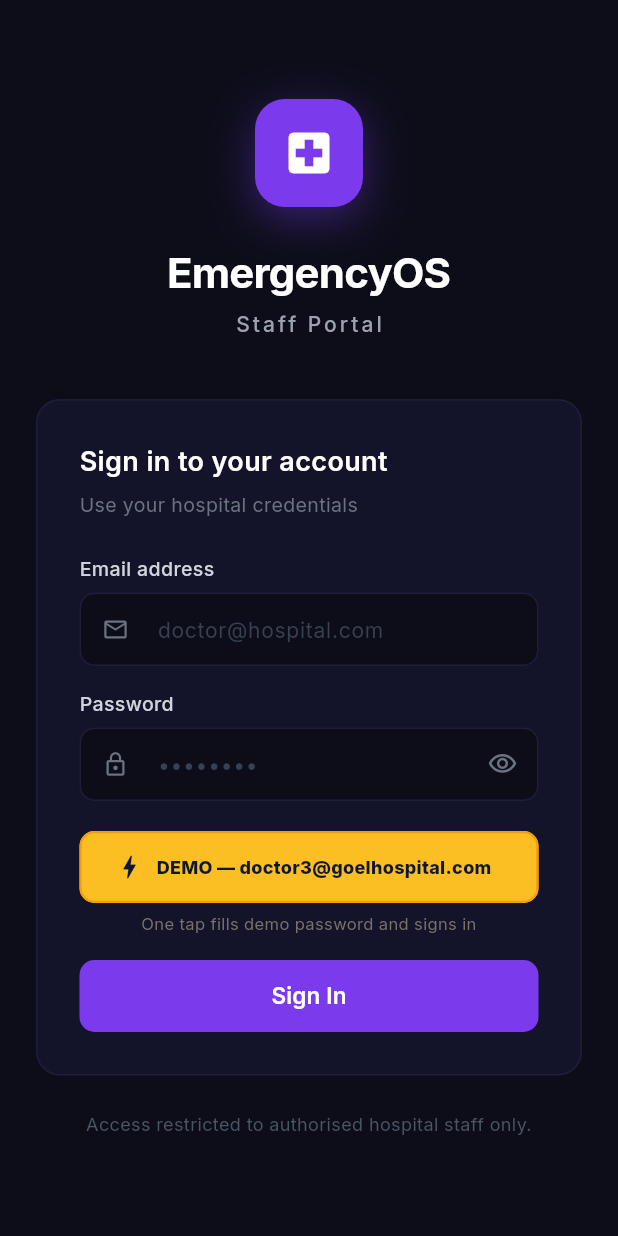
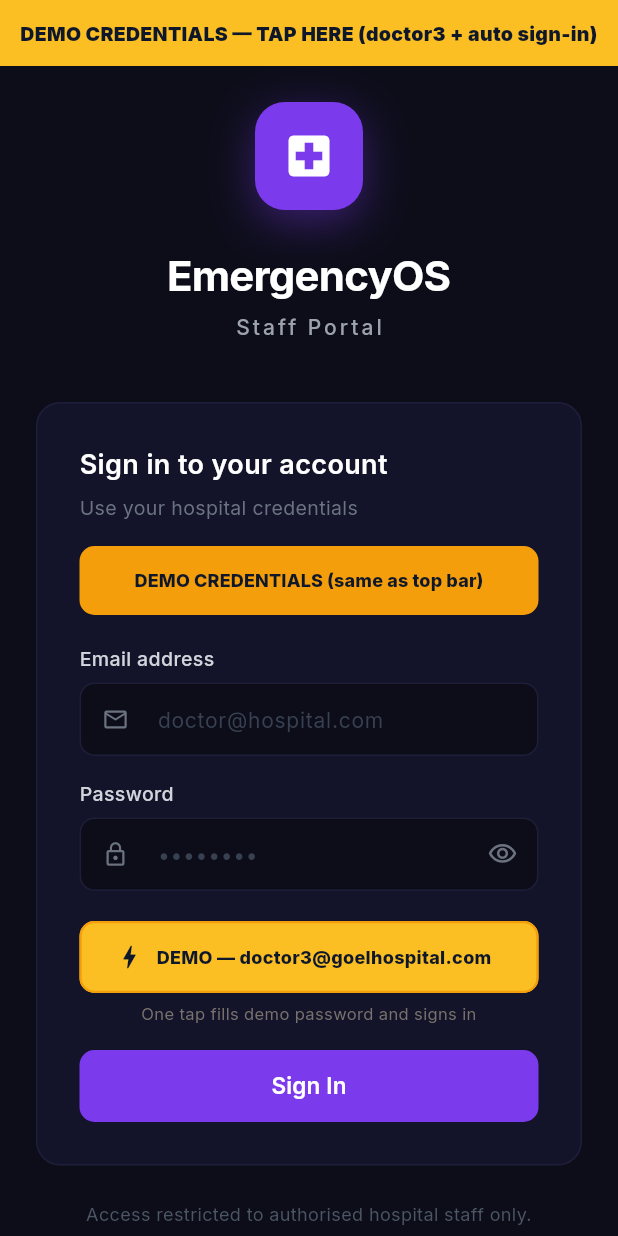
Before and after one commit to shikhar1809/emergencyOS_InnotionX, a Flutter app: the screen it shows after launch, on a phone screen of 412 x 824 dp. Run offline on Flutter 3.47's test engine with Material 3 defaults, Android fonts, the phone set to English and light mode, and no system bars; our stand-ins replace cloud_firestore, firebase_auth, firebase_core, google_fonts; missing offline and left inert: dart:html; accounts and stored records are empty; statements that could not run were skipped.

Commit message:
Staff + admin: impossible-to-miss demo credentials on auth
Made-with: Cursor

```diff
--- a/staff_app/lib/screens/login_screen.dart
+++ b/staff_app/lib/screens/login_screen.dart
@@ -81,7 +81,32 @@ class _LoginScreenState extends State<LoginScreen> {
   Widget build(BuildContext context) {
     return Scaffold(
       backgroundColor: const Color(0xFF0d0d1a),
-      body: Center(
+      body: Column(
+        crossAxisAlignment: CrossAxisAlignment.stretch,
+        children: [
+          // Always visible: users were missing the in-card demo button (scroll / session / cache).
+          Material(
+            color: const Color(0xFFfbbf24),
+            child: InkWell(
+              onTap: _loading ? null : _useDemoAndSignIn,
+              child: Padding(
+                padding: const EdgeInsets.symmetric(vertical: 14, horizontal: 12),
+                child: Text(
+                  'DEMO CREDENTIALS — TAP HERE (doctor3 + auto sign-in)',
+                  textAlign: TextAlign.center,
+                  style: GoogleFonts.inter(
+                    fontWeight: FontWeight.w900,
+                    fontSize: 13,
+                    height: 1.25,
+                    color: const Color(0xFF0f172a),
+                    letterSpacing: 0.2,
+                  ),
+                ),
+              ),
+            ),
+          ),
+          Expanded(
+            child: Center(
               child: SingleChildScrollView(
                 padding: const EdgeInsets.all(24),
                 child: ConstrainedBox(
@@ -157,7 +182,31 @@ class _LoginScreenState extends State<LoginScreen> {
                             color: const Color(0xFF6b7280),
                           ),
                         ),
-                        const SizedBox(height: 24),
+                        const SizedBox(height: 16),
+
+                        // In-card duplicate (same action as yellow bar)
+                        SizedBox(
+                          height: 46,
+                          child: FilledButton(
+                            onPressed: _loading ? null : _useDemoAndSignIn,
+                            style: FilledButton.styleFrom(
+                              backgroundColor: const Color(0xFFf59e0b),
+                              foregroundColor: const Color(0xFF0f172a),
+                              disabledBackgroundColor: const Color(0xFF713f12),
+                              shape: RoundedRectangleBorder(
+                                borderRadius: BorderRadius.circular(10),
+                              ),
+                            ),
+                            child: Text(
+                              'DEMO CREDENTIALS (same as top bar)',
+                              style: GoogleFonts.inter(
+                                fontWeight: FontWeight.w800,
+                                fontSize: 12,
+                              ),
+                            ),
+                          ),
+                        ),
+                        const SizedBox(height: 20),
 
                         // Email
                         _label('Email address'),
@@ -290,6 +339,9 @@ class _LoginScreenState extends State<LoginScreen> {
                 ),
               ),
             ),
+          ),
+        ],
+      ),
     );
   }
 
```
Also changed, not shown: 1 other file. Lines whose indentation alone changed are shown as unchanged.
